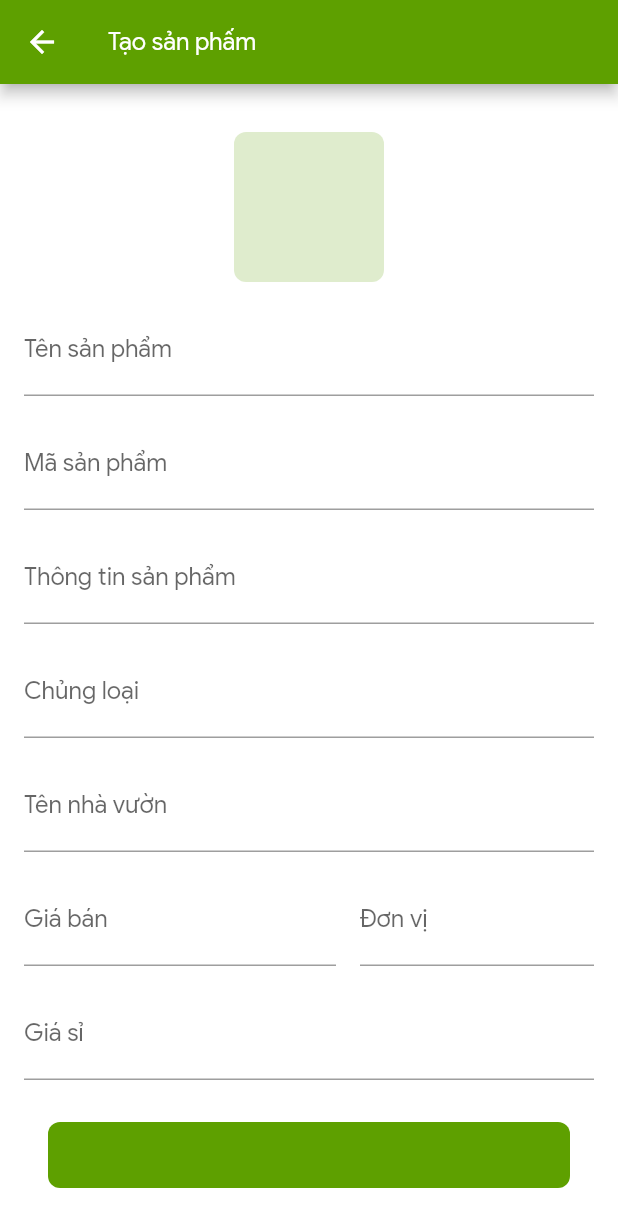
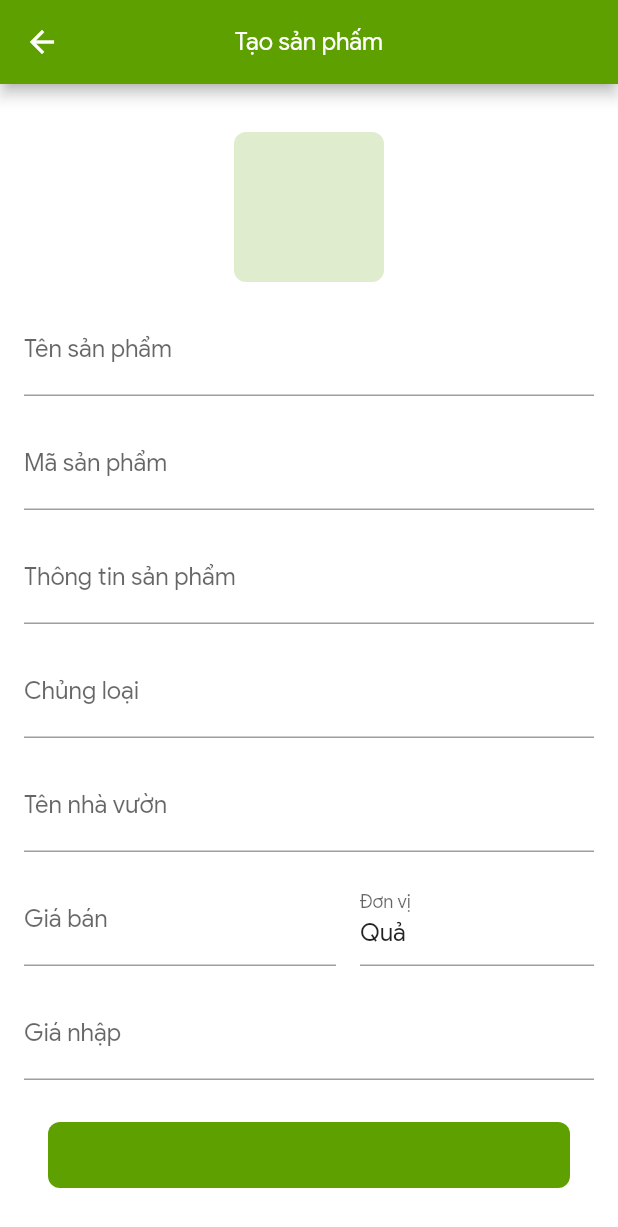
Before and after one commit to tdphuong1996/serepok, a Flutter app: the AddProductScreen screen opened directly, on a phone screen of 412 x 824 dp. Shown: the top 1227 px of the screen. Run offline on Flutter 3.47's test engine with Material 2 defaults, Android fonts, the phone set to English and light mode, and no system bars; our stand-ins replace adaptive_dialog, dio, flutter_easyloading, font_awesome_flutter, image_picker, shared_preferences; accounts and stored records are empty; network calls fail.

Commit message:
+ update flow create product

```diff
--- a/lib/ui/dieuhanh/addproduct/add_product_screen.dart
+++ b/lib/ui/dieuhanh/addproduct/add_product_screen.dart
@@ -62,12 +62,14 @@ class _AddProductScreenState extends State<AddProductScreen> {
     if (_typeAction == TypeAction.EDIT) {
       setDefaultData();
     }
+    _editingUnitProductController.text = 'Quả';
   }
 
   @override
   Widget build(BuildContext context) {
     return Scaffold(
       appBar: AppBar(
+        centerTitle: true,
         title: Text(_typeAction == TypeAction.ADD
             ? 'Tạo sản phấm'
             : 'Cật nhật sản phẩm'),
@@ -107,7 +109,7 @@ class _AddProductScreenState extends State<AddProductScreen> {
                         height(),
                         viewPrice(),
                         height(),
-                        textField("Giá sỉ", _editingCostProductController,
+                        textField("Giá nhập", _editingCostProductController,
                             isNumber: true),
                         height(),
                         textField(
@@ -248,7 +250,7 @@ class _AddProductScreenState extends State<AddProductScreen> {
           width: 16,
         ),
         Expanded(
-            flex: 3, child: textField("Đơn vị", _editingUnitProductController))
+            flex: 3, child: IgnorePointer(child: textField('Đơn vị', _editingUnitProductController),))
       ],
     );
   }
@@ -294,14 +296,14 @@ class _AddProductScreenState extends State<AddProductScreen> {
     }
   }
 
-  Widget textFieldTap(String label) {
+  Widget textFieldTap(String label,TextEditingController controller) {
     return InkWell(
       child: IgnorePointer(
         child: TextFormField(
           decoration: InputDecoration(
               labelText: label,
               suffixIcon: const Icon(FontAwesomeIcons.angleDown)),
-          controller: _editingUnitProductController,
+          controller: controller,
         ),
       ),
     );
```
